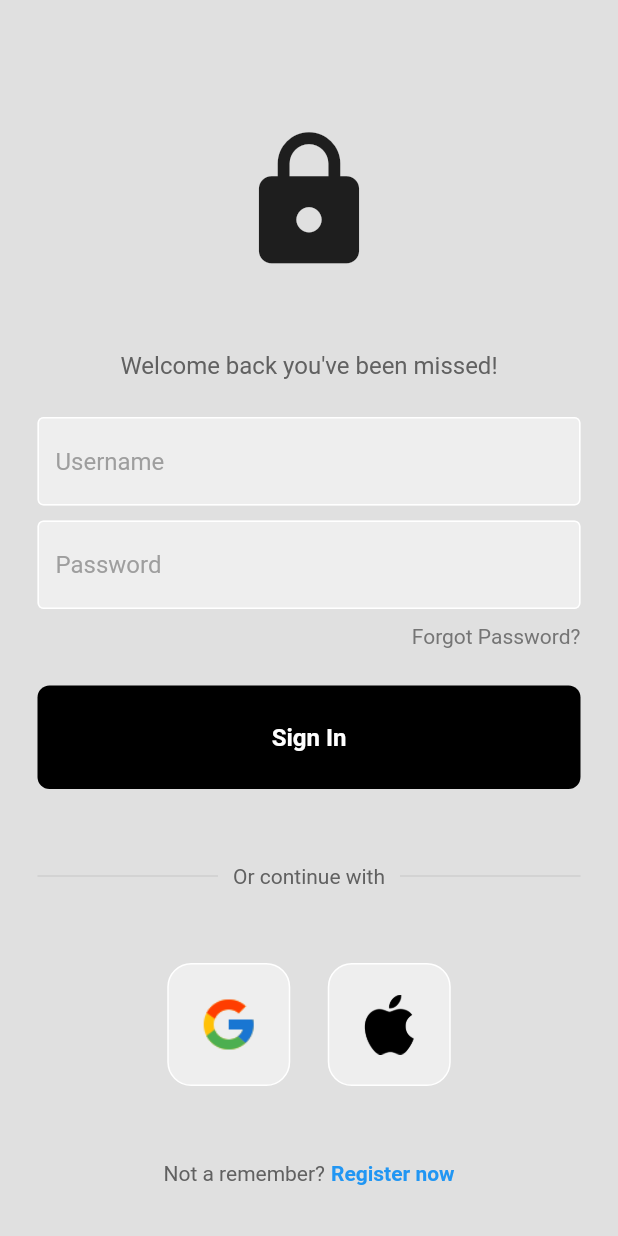
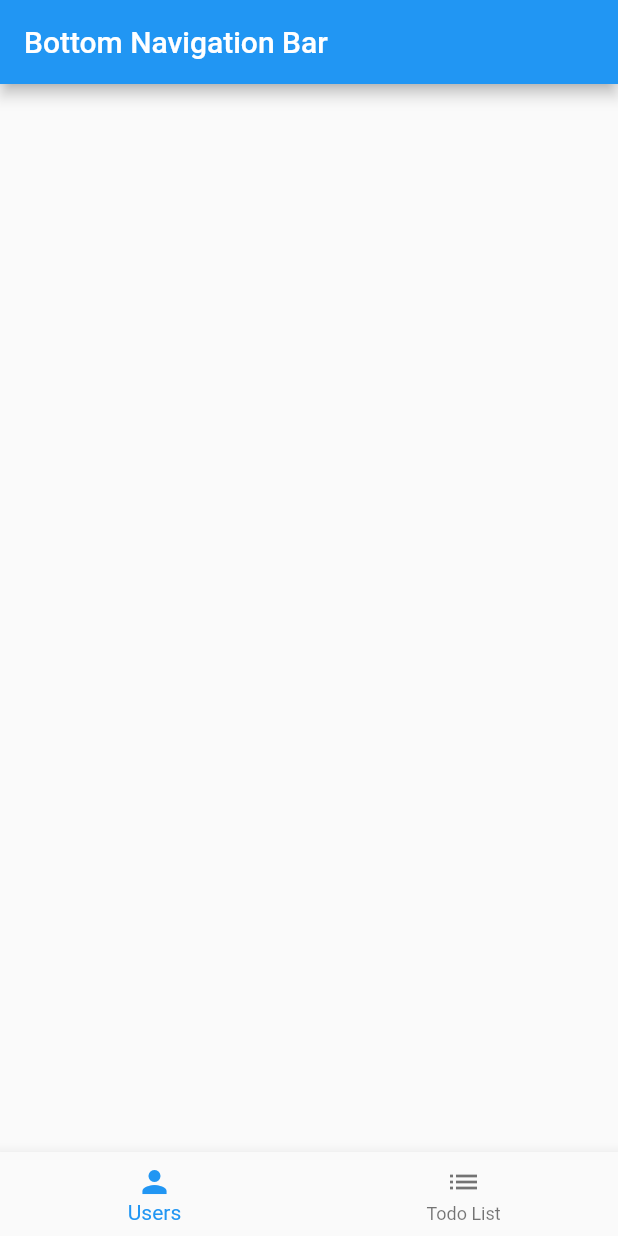
Before and after one commit to sevggii/flutter_application_4, a Flutter app: the screen it shows after launch, on a phone screen of 412 x 824 dp. Run offline on Flutter 3.47's test engine with Material 2 defaults, Android fonts, the phone set to English and light mode, and no system bars.

Commit message:
Bottom Navigator Bar added

```diff
--- a/lib/main.dart
+++ b/lib/main.dart
@@ -1,5 +1,6 @@
 import 'package:flutter/material.dart';
 import 'package:flutter_application_4/pages/loginPage.dart';
+import 'package:flutter_application_4/pages/navigatorPage.dart';
 
 void main() {
   runApp(const MyApp());
@@ -13,7 +14,7 @@ class MyApp extends StatelessWidget {
   Widget build(BuildContext context) {
     return MaterialApp(
       debugShowCheckedModeBanner: false,
-      home: LoginPage(),
+      home: navigatorPage(),//LoginPage(),
     );
   }
 }
--- /dev/null
+++ b/lib/pages/navigatorPage.dart
@@ -0,0 +1,39 @@
+import 'package:flutter/material.dart';
+
+class navigatorPage extends StatefulWidget {
+  const navigatorPage({super.key});
+
+  @override
+  State<navigatorPage> createState() => _navigatorPageState();
+}
+
+class _navigatorPageState extends State<navigatorPage> {
+  int myIndex = 0;
+  @override
+  Widget build(BuildContext context) {
+    return Scaffold(
+      appBar: AppBar(
+        title: const Text('Bottom Navigation Bar'),
+      ),
+      bottomNavigationBar: BottomNavigationBar(
+        onTap: (index){
+          setState(() {
+            myIndex=index;
+          });
+        },
+        currentIndex: myIndex,
+        items:const [
+        BottomNavigationBarItem(
+          icon: Icon(Icons.person),
+          label: 'Users',
+        ),
+
+        BottomNavigationBarItem(
+          icon: Icon(Icons.list),
+          label: 'Todo List'
+        ),
+      ],
+      ),
+    );
+  }
+}
```
